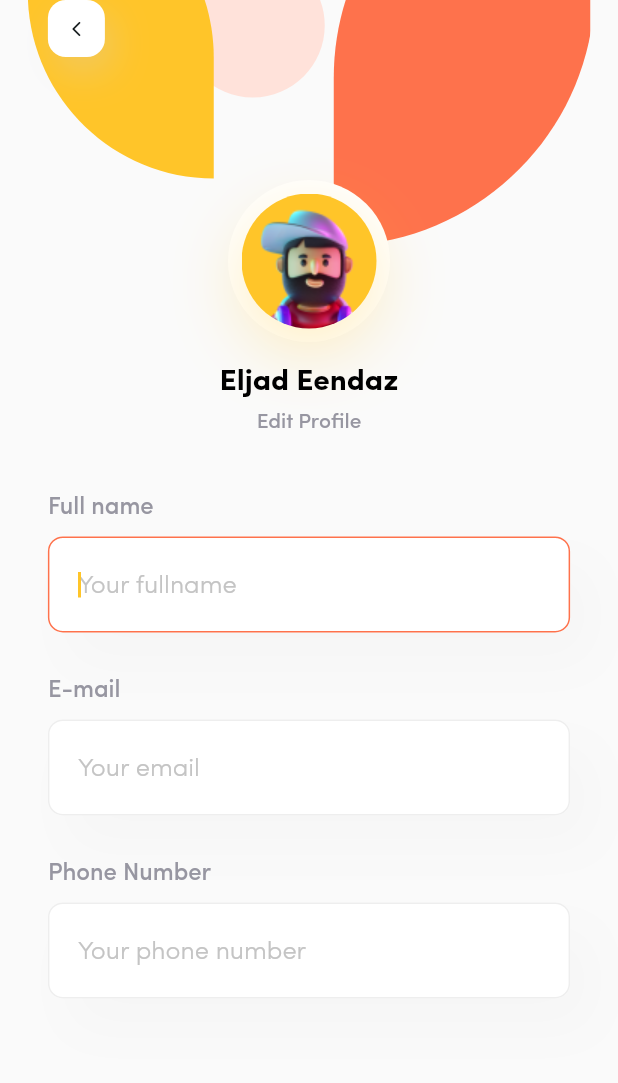
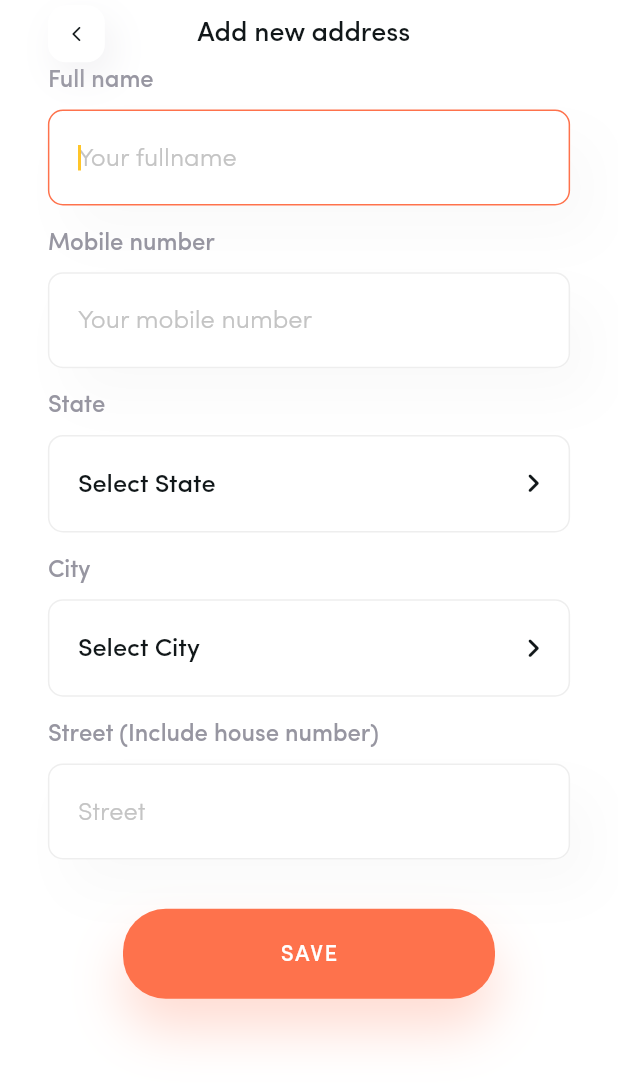
Before and after one commit to TuNinh99/food_app, a Flutter app: the screen it shows after launch, on a phone screen of 412 x 824 dp. Shown: the top 1083 px of the screen. Run offline on Flutter 3.47's test engine with Material 2 defaults, Android fonts, the light colour scheme and no system bars; our stand-ins replace device_preview, flutter_svg.

Commit message:
add new address page

```diff
--- a/lib/main.dart
+++ b/lib/main.dart
@@ -1,6 +1,7 @@
 import 'package:device_preview/device_preview.dart';
 import 'package:flutter/foundation.dart';
 import 'package:flutter/material.dart';
+import 'package:food_app/pages/add_new_address.dart';
 import 'package:food_app/pages/cart_page.dart';
 import 'package:food_app/pages/category_page.dart';
 import 'package:food_app/pages/favorites_page.dart';
@@ -40,7 +41,7 @@ class FoodApp extends StatelessWidget {
       theme: ThemeData(
         primarySwatch: Colors.blue,
       ),
-      initialRoute: '$ProfilePage',
+      initialRoute: '$AddNewAddress',
       routes: {
         '$SplashPage': (context) => const SplashPage(),
         '$WelcomePage': (context) => const WelcomePage(),
@@ -55,6 +56,7 @@ class FoodApp extends StatelessWidget {
         '$OrdersUpcoming': (context) => const OrdersUpcoming(),
         '$FavoritesPage': (context) => const FavoritesPage(),
         '$ProfilePage': (context) => const ProfilePage(),
+        '$AddNewAddress': (context) => const AddNewAddress(),
       },
     );
   }
--- /dev/null
+++ b/lib/pages/add_new_address.dart
@@ -0,0 +1,161 @@
+import 'package:flutter/material.dart';
+import 'package:food_app/utils/common_define.dart';
+import 'package:food_app/utils/themes.dart';
+import 'package:food_app/widgets/dropdown_select.dart';
+import 'package:food_app/widgets/header_bar.dart';
+import 'package:food_app/widgets/text_input_group.dart';
+
+List<String> categories = [
+  "Food",
+  "Transport",
+  "Personal",
+  "Shopping",
+  "Medical",
+  "Rent",
+  "Movie",
+  "Salary"
+];
+
+class AddNewAddress extends StatelessWidget {
+  const AddNewAddress({super.key});
+
+  @override
+  Widget build(BuildContext context) {
+    final Size size = MediaQuery.of(context).size;
+    return Scaffold(
+      backgroundColor: kColorWhite,
+      appBar: HeaderBar(
+        size: size,
+        pageName: 'Add new address',
+      ),
+      body: Container(
+        margin: EdgeInsets.symmetric(horizontal: size.width * 0.0775),
+        child: Column(
+          children: [
+            const TextInputGroup(
+              title: 'Full name',
+              hintText: 'Your fullname',
+            ),
+            _Distance2Items(
+              size: size,
+              ratio: size.height < 700 ? 0.01 : 0.02,
+            ),
+            const TextInputGroup(
+              title: 'Mobile number',
+              hintText: 'Your mobile number',
+              inputType: InputType.Phone,
+            ),
+            _Distance2Items(
+              size: size,
+              ratio: size.height < 700 ? 0.02 : 0.02,
+            ),
+            const _DropdownSelectGroup(
+              title: 'State',
+              hintText: 'Select State',
+            ),
+            _Distance2Items(
+              size: size,
+              ratio: size.height < 700 ? 0.01 : 0.02,
+            ),
+            const _DropdownSelectGroup(
+              title: 'City',
+              hintText: 'Select City',
+            ),
+            _Distance2Items(
+              size: size,
+              ratio: size.height < 700 ? 0.01 : 0.02,
+            ),
+            const TextInputGroup(
+              title: 'Street (Include house number)',
+              hintText: 'Street',
+              inputType: InputType.Address,
+            ),
+            _Distance2Items(
+              size: size,
+              ratio: size.height < 700 ? 0.02 : 0.04,
+            ),
+            const _SaveButton()
+          ],
+        ),
+      ),
+    );
+  }
+}
+
+class _Distance2Items extends StatelessWidget {
+  const _Distance2Items({
+    required this.size,
+    this.ratio = 0.02,
+  });
+
+  final Size size;
+  final double ratio;
+
+  @override
+  Widget build(BuildContext context) {
+    return SizedBox(
+      height: size.height * ratio,
+    );
+  }
+}
+
+class _SaveButton extends StatelessWidget {
+  const _SaveButton();
+
+  @override
+  Widget build(BuildContext context) {
+    return Container(
+      width: 248,
+      height: 60,
+      decoration: const BoxDecoration(
+          color: kColorPrimary,
+          borderRadius: BorderRadius.all(Radius.circular(28.5)),
+          boxShadow: [
+            BoxShadow(
+              offset: Offset(0, 20),
+              blurRadius: 30,
+              color: Color.fromRGBO(254, 114, 76, 0.251),
+            )
+          ]),
+      child: Center(
+        child: Text(
+          'SAVE',
+          style: PrimaryFont.medium(15).copyWith(
+            color: kColorWhite,
+            height: 1,
+            letterSpacing: 1,
+          ),
+        ),
+      ),
+    );
+  }
+}
+
+class _DropdownSelectGroup extends StatelessWidget {
+  const _DropdownSelectGroup({required this.title, required this.hintText});
+
+  final String title;
+  final String hintText;
+  @override
+  Widget build(BuildContext context) {
+    return Column(
+      crossAxisAlignment: CrossAxisAlignment.start,
+      children: [
+        Text(
+          title,
+          style: PrimaryFont.medium(16).copyWith(
+            color: const Color(0XFF9796A1),
+            height: 1,
+          ),
+        ),
+        const SizedBox(
+          height: 12,
+        ),
+        DropdownSelect(
+          categories: categories,
+          hint: hintText,
+        ),
+      ],
+    );
+  }
+}
--- a/lib/utils/common_define.dart
+++ b/lib/utils/common_define.dart
@@ -7,4 +7,5 @@ enum InputType {
   Password,
   Number,
   Code,
+  Address,
 }
--- /dev/null
+++ b/lib/widgets/dropdown_select.dart
@@ -0,0 +1,73 @@
+import 'package:flutter/material.dart';
+import '../utils/themes.dart';
+
+class DropdownSelect extends StatefulWidget {
+  const DropdownSelect({super.key, required this.categories, this.hint = ''});
+
+  final List<String> categories;
+  final String hint;
+
+  @override
+  State<DropdownSelect> createState() => _DropdownSelectState();
+}
+
+class _DropdownSelectState extends State<DropdownSelect> {
+  String? _category;
+  @override
+  Widget build(BuildContext context) {
+    return SizedBox(
+      height: 65,
+      child: DropdownButtonFormField(
+        items: widget.categories.map((category) {
+          return DropdownMenuItem(
+            value: category,
+            child: Text(
+              category,
+              style: PrimaryFont.medium(17).copyWith(
+                color: const Color(0XFF111719),
+                height: 1,
+              ),
+            ),
+          );
+        }).toList(),
+        onChanged: (value) => setState(() {
+          _category = value!;
+
+          //remove underline when focus to DropdownButtonFormField
+          FocusScope.of(context).requestFocus(FocusNode());
+        }),
+        value: _category,
+        icon: const Icon(
+          Icons.keyboard_arrow_right_rounded,
+          color: Color(0XFF111719),
+        ),
+        iconSize: 25.0,
+        hint: Text(
+          widget.hint,
+          style: PrimaryFont.medium(17).copyWith(
+            color: const Color(0XFF111719),
+            height: 1,
+          ),
+        ),
+        focusColor: Colors.transparent,
+        borderRadius: const BorderRadius.all(Radius.circular(10.0)),
+        decoration: InputDecoration(
+          hoverColor: kColorWhite,
+          focusColor: Colors.transparent,
+          contentPadding: const EdgeInsets.fromLTRB(20, 24, 17, 24),
+          filled: true,
+          fillColor: kColorWhite,
+          errorStyle: const TextStyle(color: Colors.redAccent, fontSize: 16.0),
+          enabledBorder: OutlineInputBorder(
+            borderRadius: BorderRadius.circular(10.0),
+            borderSide: const BorderSide(
+              color: Color(0XFFEEEEEE),
+              width: 1,
+              style: BorderStyle.solid,
+            ),
+          ),
+        ),
+      ),
+    );
+  }
+}
--- a/lib/widgets/text_input_field.dart
+++ b/lib/widgets/text_input_field.dart
@@ -31,6 +31,8 @@ class _TextInputFieldState extends State<TextInputField> {
         return TextInputType.visiblePassword;
       case InputType.Phone:
         return TextInputType.phone;
+      case InputType.Address:
+        return TextInputType.streetAddress;
       default:
         return TextInputType.text;
     }
```
